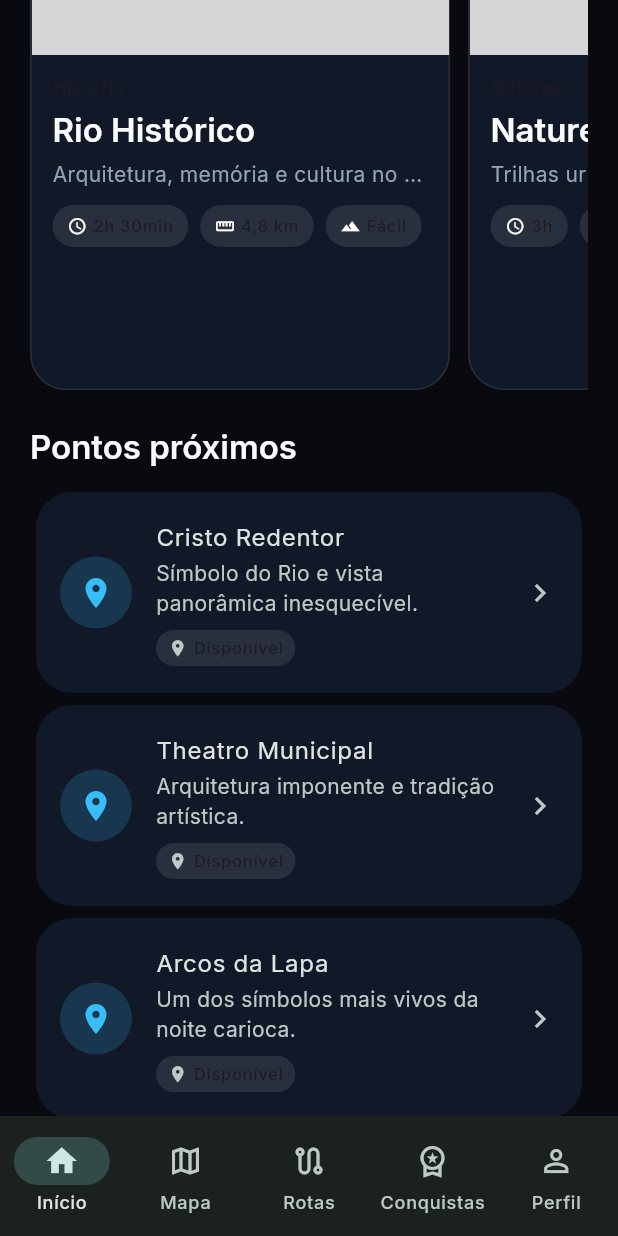
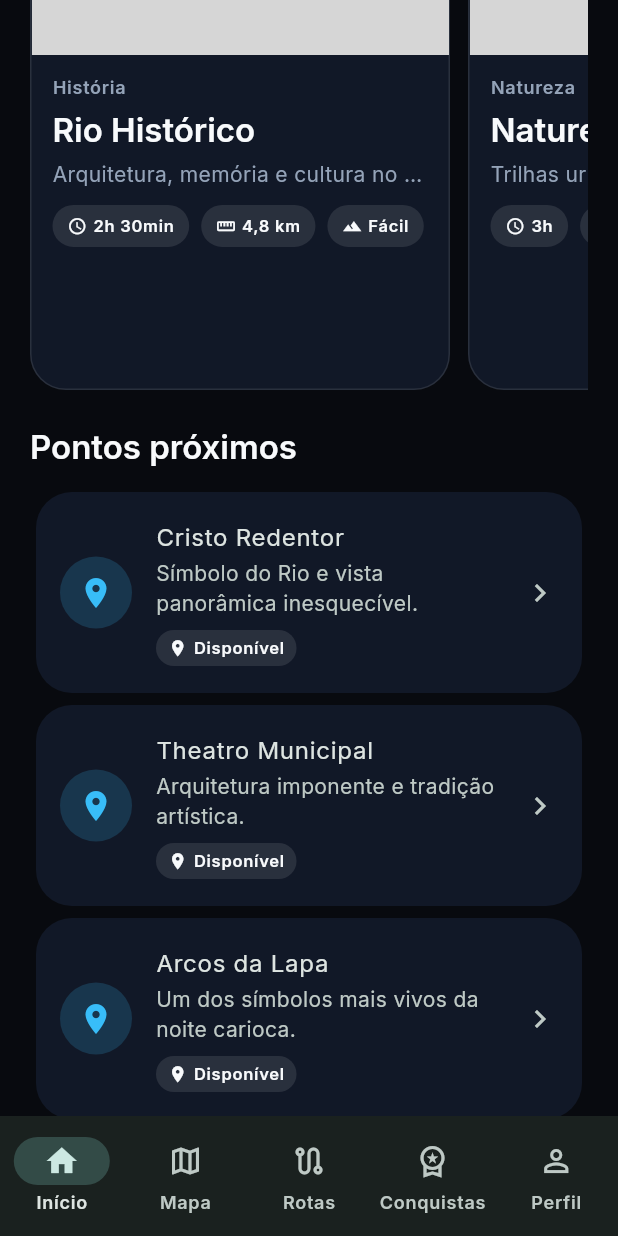
Before and after one commit to Brun05ouza/rota-viva, a Flutter app: the MainNavigation screen opened by its route, scrolled down 576 dp, on a phone screen of 412 x 824 dp. Run offline on Flutter 3.47's test engine with Material 3 defaults, Android fonts, the phone set to English and light mode, and no system bars; our stand-ins replace flutter_riverpod, geolocator, google_fonts, just_audio, shared_preferences; accounts and stored records are empty; grey boxes are pictures that could not be loaded.

Commit message:
Add route images and improve badge contrast

```diff
--- a/assets/data/routes.json
+++ b/assets/data/routes.json
@@ -8,7 +8,7 @@
     "estimatedTime": "2h 30min",
     "distance": "4,8 km",
     "difficulty": "Fácil",
-    "coverImage": "assets/images/routes/rio_historico.jpg",
+    "coverImage": "assets/images/routes/rio-historico.png",
     "pointIds": ["cristo", "theatro", "arcos"],
     "rewardIds": ["first_visit", "route_complete"],
     "theme": "historia",
@@ -23,7 +23,7 @@
     "estimatedTime": "3h",
     "distance": "6,1 km",
     "difficulty": "Moderada",
-    "coverImage": "assets/images/routes/natureza_carioca.jpg",
+    "coverImage": "assets/images/routes/natureza-carioca-trilhas.png",
     "pointIds": ["pao", "jardim", "parque"],
     "rewardIds": ["explorer_beginner"],
     "theme": "natureza",
@@ -38,7 +38,7 @@
     "estimatedTime": "2h 10min",
     "distance": "3,9 km",
     "difficulty": "Fácil",
-    "coverImage": "assets/images/routes/centro_cultural.jpg",
+    "coverImage": "assets/images/routes/centro-cultural.png",
     "pointIds": ["museu", "ccbb", "biblioteca"],
     "rewardIds": ["master_city"],
     "theme": "cultura",
--- a/lib/features/points/presentation/widgets/point_card.dart
+++ b/lib/features/points/presentation/widgets/point_card.dart
@@ -1,5 +1,6 @@
 import 'package:flutter/material.dart';
 
+import '../../../../core/theme/app_colors.dart';
 import '../../../points/data/models/tour_point_model.dart';
 
 enum PointCardStatus { available, visited, locked }
@@ -96,6 +97,8 @@ class _StatusBadge extends StatelessWidget {
 
   @override
   Widget build(BuildContext context) {
+    const contentColor = AppColors.textPrimary;
+
     return Container(
       padding: const EdgeInsets.symmetric(horizontal: 8, vertical: 4),
       decoration: BoxDecoration(
@@ -105,9 +108,14 @@ class _StatusBadge extends StatelessWidget {
       child: Row(
         mainAxisSize: MainAxisSize.min,
         children: [
-          Icon(icon, size: 13),
+          Icon(icon, size: 13, color: contentColor),
           const SizedBox(width: 4),
-          Text(label, style: Theme.of(context).textTheme.labelSmall),
+          Text(
+            label,
+            style: Theme.of(
+              context,
+            ).textTheme.labelSmall?.copyWith(color: contentColor),
+          ),
         ],
       ),
     );
--- a/lib/features/routes/presentation/widgets/route_card.dart
+++ b/lib/features/routes/presentation/widgets/route_card.dart
@@ -1,6 +1,7 @@
 import 'package:flutter/material.dart';
 
 import '../../../../core/theme/app_radius.dart';
+import '../../../../core/theme/app_colors.dart';
 import '../../../routes/data/models/tour_route_model.dart';
 
 class RouteCard extends StatelessWidget {
@@ -90,6 +91,8 @@ class _Meta extends StatelessWidget {
 
   @override
   Widget build(BuildContext context) {
+    const contentColor = AppColors.textPrimary;
+
     return Container(
       padding: const EdgeInsets.symmetric(horizontal: 10, vertical: 6),
       decoration: BoxDecoration(
@@ -99,9 +102,14 @@ class _Meta extends StatelessWidget {
       child: Row(
         mainAxisSize: MainAxisSize.min,
         children: [
-          Icon(icon, size: 13),
+          Icon(icon, size: 13, color: contentColor),
           const SizedBox(width: 4),
-          Text(label, style: Theme.of(context).textTheme.labelSmall),
+          Text(
+            label,
+            style: Theme.of(
+              context,
+            ).textTheme.labelSmall?.copyWith(color: contentColor),
+          ),
         ],
       ),
     );
```
Also changed, not shown: assets/data/points.json (+9 -9 lines), lib/core/theme/app_text_styles.dart (+9 -0 lines), lib/core/widgets/info_badge.dart (+14 -1 lines), assets/images/points/arcos.png (added), assets/images/points/biblioteca.png (added), assets/images/points/ccbb.png (added), assets/images/points/cristo.png (added), assets/images/points/museu.png (added), 6 other files.
